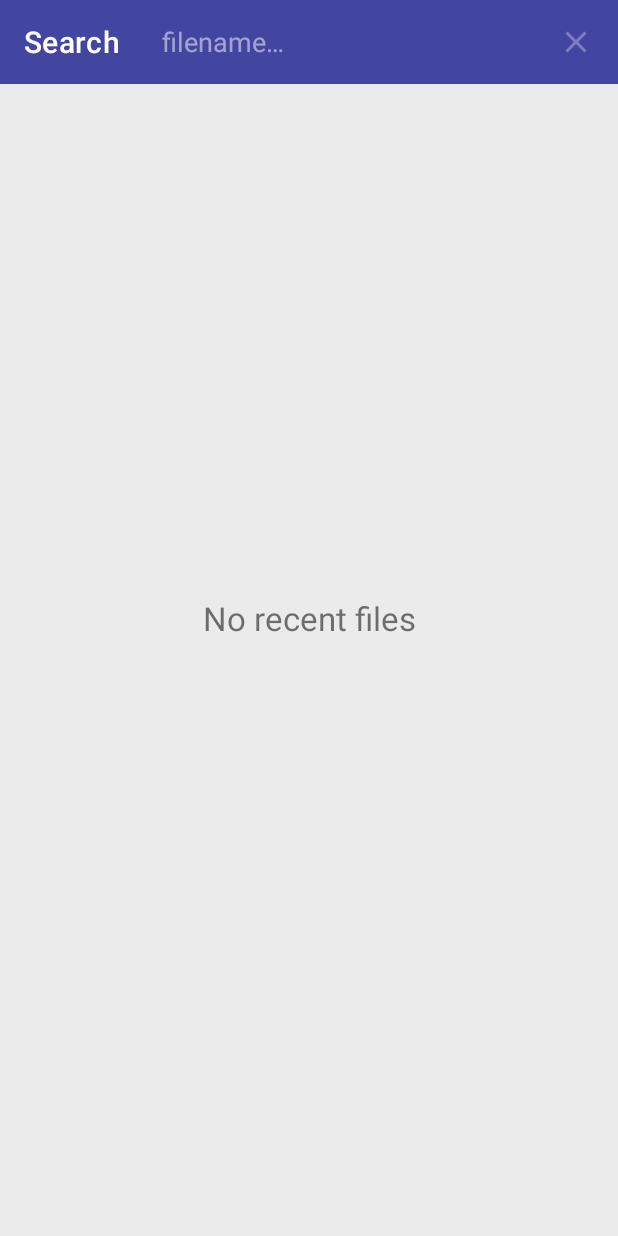
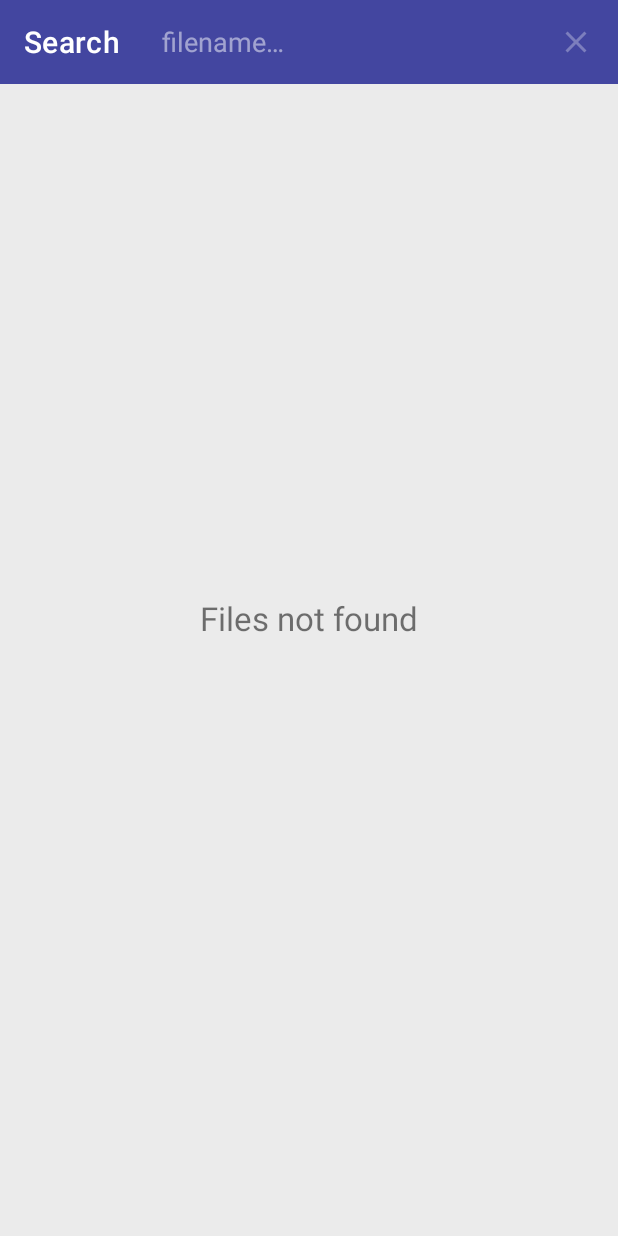
Before and after one commit to kytomin/text-editor-app, an Android app: the screen it shows after launch (MainActivity), after a tap on "Search", on a phone screen of 412 x 824 dp. Run offline under Robolectric (Android 15) with nearby library versions, the phone set to English and light mode, and no system bars; our stand-ins replace Room's generated code, data binding; 1 statement that could not run was skipped.

Commit message:
add rus land

```diff
--- a/app/src/main/res/layout/add_file_dialog.xml
+++ b/app/src/main/res/layout/add_file_dialog.xml
@@ -35,6 +35,7 @@
             android:layout_height="wrap_content"
             android:textSize="20sp"
             android:paddingStart="12dp"
+            android:maxLines="1"
             android:text="@string/new_file" />
 
     </LinearLayout>
@@ -55,6 +56,7 @@
         android:layout_height="wrap_content"
         android:textSize="20sp"
         android:paddingStart="12dp"
+        android:maxLines="1"
         android:text="@string/existing_file" />
     </LinearLayout>
 
--- a/app/src/main/res/layout/fragment_main.xml
+++ b/app/src/main/res/layout/fragment_main.xml
@@ -59,7 +59,7 @@
             android:layout_width="match_parent"
             android:layout_height="wrap_content"
             android:gravity="center"
-            android:text="@string/no_recent_files"
+            android:text="@string/files_not_found"
             android:textSize="22sp"
             app:layout_constraintBottom_toBottomOf="parent"
             app:layout_constraintEnd_toEndOf="parent"
--- a/app/src/main/res/layout/text_row_item.xml
+++ b/app/src/main/res/layout/text_row_item.xml
@@ -29,7 +29,7 @@
         android:layout_height="wrap_content"
         android:layout_marginStart="50dp"
         android:textSize="22sp"
-        android:singleLine="true"
+        android:maxLines="1"
         android:layout_gravity="center_vertical"
         android:text="@string/example_text"/>
 
--- a/app/src/main/res/values/strings.xml
+++ b/app/src/main/res/values/strings.xml
@@ -4,7 +4,7 @@
     <string name="undo">Undo</string>
     <string name="save">Save</string>
     <string name="redo">Redo</string>
-    <string name="no_recent_files">No recent files</string>
+    <string name="files_not_found">Files not found</string>
     <string name="file_content">File Content</string>
     <string name="example_text">Example text</string>
     <string name="want_save_changes">Do you want to save the latest changes?</string>
```
Also changed, not shown: 1 other file.
